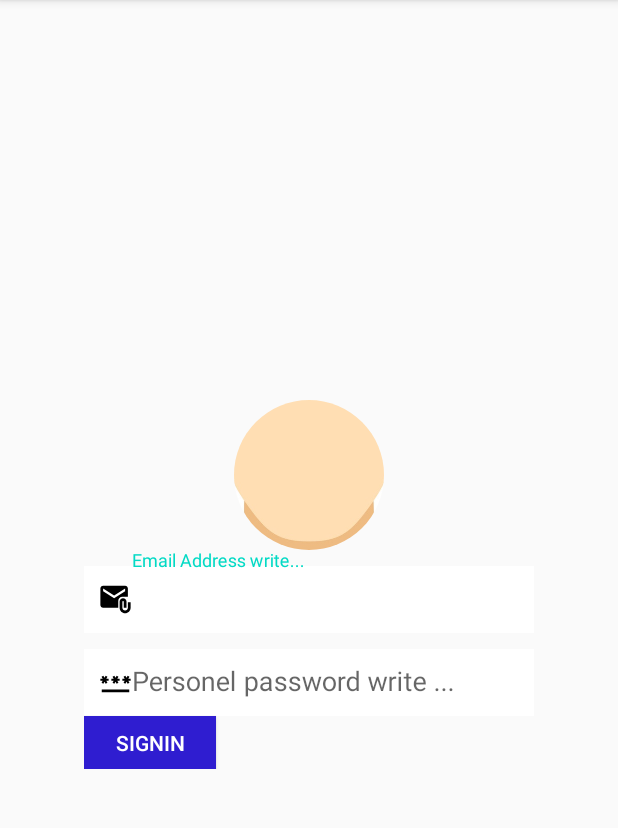
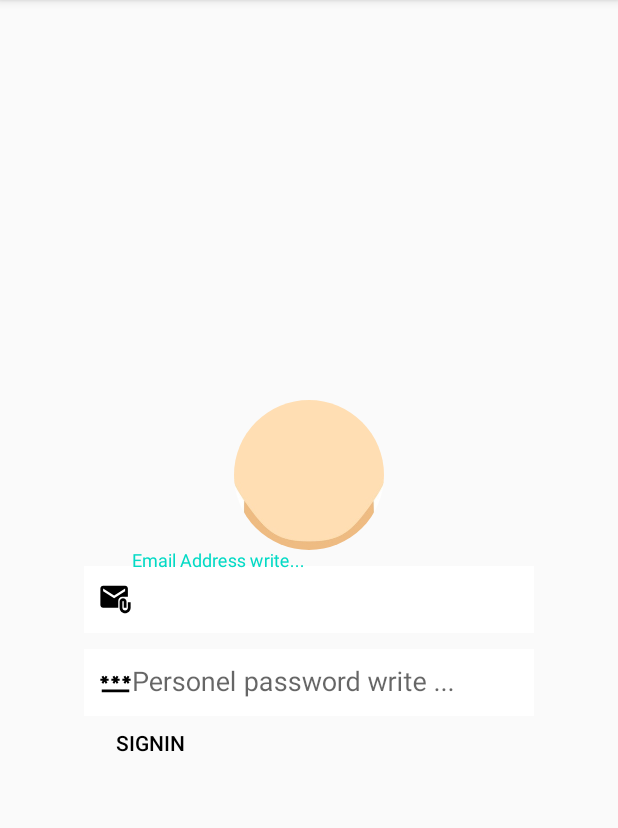
Before and after one commit to hamitmizrak/Android_PeerToPeerMessage, an Android app: the RegisterActivity screen opened directly, with no data from a screen before it, on a phone screen of 412 x 824 dp, the part 84-912 px from its top. Run offline under Robolectric (Android 15) with nearby library versions, the phone set to English and light mode, and no system bars; our stand-ins replace CircleImageView.

Commit message:
RegisterActivity,Login

```diff
--- a/app/src/main/res/layout/activity_main.xml
+++ b/app/src/main/res/layout/activity_main.xml
@@ -4,7 +4,7 @@
     xmlns:tools="http://schemas.android.com/tools"
     android:layout_width="match_parent"
     android:layout_height="match_parent"
-    android:background="@drawable/login"
+    android:background="@drawable/background"
     android:orientation="vertical"
     android:padding="8dp"
     tools:context=".MainActivity">
--- a/app/src/main/res/layout/activity_register.xml
+++ b/app/src/main/res/layout/activity_register.xml
@@ -56,13 +56,13 @@
                 android:padding="10dp"/>
         </com.google.android.material.textfield.TextInputLayout>
 
+        <!--button:transparent-->
         <Button
             android:layout_width="wrap_content"
             android:layout_height="35dp"
             android:text="@string/signin"
-            android:background="@color/blue"
-            android:textColor="@color/white"/>
-
+            android:background="@android:color/transparent"
+            android:textColor="@color/black"/>
     </LinearLayout>
     </ScrollView>
 </RelativeLayout>
--- a/app/src/main/res/values/colors.xml
+++ b/app/src/main/res/values/colors.xml
@@ -8,4 +8,5 @@
     <color name="black">#FF000000</color>
     <color name="white">#FFFFFFFF</color>
     <color name="blue">#2F1DD0</color>
+    <color name="transparent">#7F000000</color>
 </resources>
```
Also changed, not shown: app/src/main/res/drawable/background.jpg (added).
